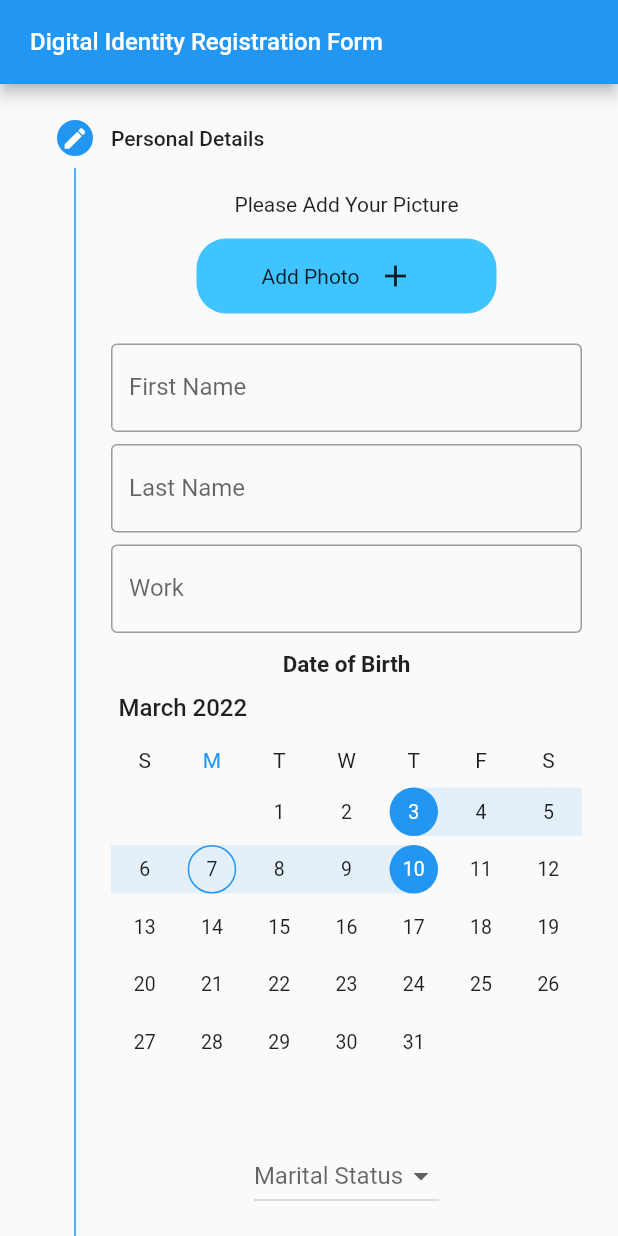
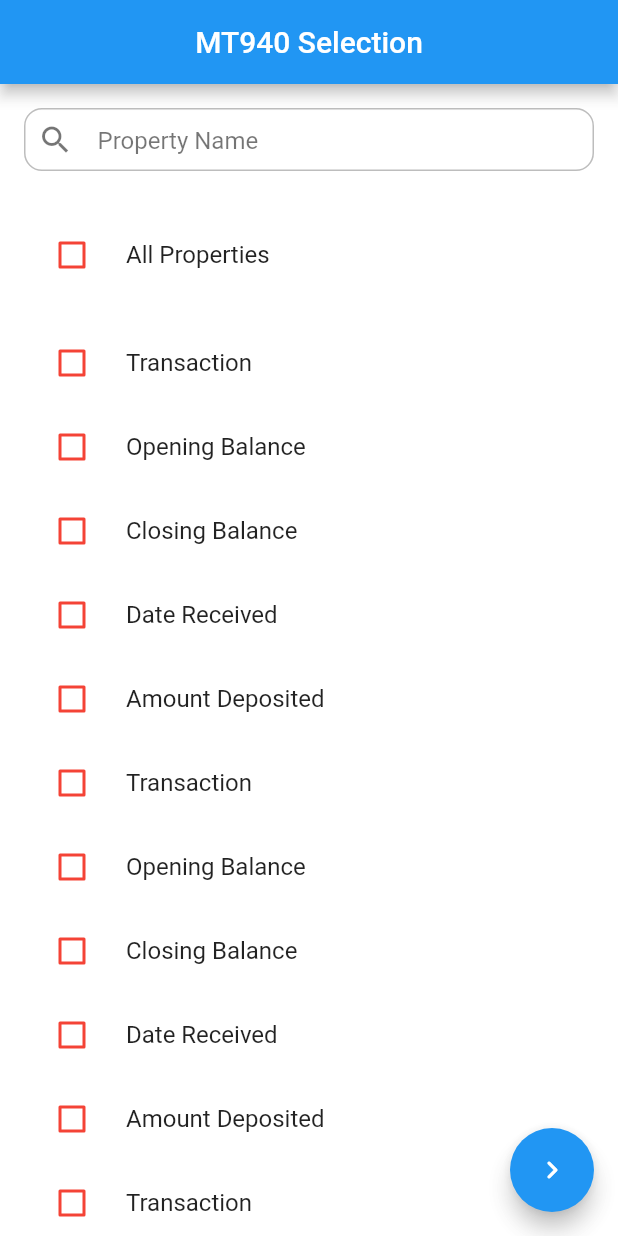
Before and after one commit to DavidMtundi/DigitalIdentityFinalProject, a Flutter app: the screen it shows after launch, on a phone screen of 412 x 824 dp. Run offline on Flutter 3.47's test engine with Material 2 defaults, Android fonts, the phone set to English and light mode, and no system bars; drawn by our look-alikes of syncfusion_flutter_datepicker; our stand-ins replace cloud_firestore, firebase_auth, firebase_core, firebase_storage, fluttertoast, permission_handler and 1 more; missing offline and left inert: advance_image_picker, twilio_flutter; accounts and stored records are empty.

Commit message:
Added the Searchbox plus the selection

```diff
--- /dev/null
+++ b/jaziadigitalid/lib/Widgets/SearchWidget.dart
@@ -0,0 +1,60 @@
+import 'package:flutter/material.dart';
+
+class SearchWidget extends StatefulWidget {
+  final String text;
+  final ValueChanged<String> onChanged;
+  final String hintText;
+
+  const SearchWidget({
+    Key? key,
+    required this.text,
+    required this.onChanged,
+    required this.hintText,
+  }) : super(key: key);
+
+  @override
+  _SearchWidgetState createState() => _SearchWidgetState();
+}
+
+class _SearchWidgetState extends State<SearchWidget> {
+  final controller = TextEditingController();
+
+  @override
+  Widget build(BuildContext context) {
+    final styleActive = TextStyle(color: Colors.black);
+    final styleHint = TextStyle(color: Colors.black54);
+    final style = widget.text.isEmpty ? styleHint : styleActive;
+
+    return Container(
+      height: 42,
+      margin: const EdgeInsets.fromLTRB(16, 16, 16, 16),
+      decoration: BoxDecoration(
+        borderRadius: BorderRadius.circular(12),
+        color: Colors.white,
+        border: Border.all(color: Colors.black26),
+      ),
+      padding: const EdgeInsets.symmetric(horizontal: 8),
+      child: TextField(
+        controller: controller,
+        decoration: InputDecoration(
+          icon: Icon(Icons.search, color: style.color),
+          suffixIcon: widget.text.isNotEmpty
+              ? GestureDetector(
+                  child: Icon(Icons.close, color: style.color),
+                  onTap: () {
+                    controller.clear();
+                    widget.onChanged('');
+                    FocusScope.of(context).requestFocus(FocusNode());
+                  },
+                )
+              : null,
+          hintText: widget.hintText,
+          hintStyle: style,
+          border: InputBorder.none,
+        ),
+        style: style,
+        onChanged: widget.onChanged,
+      ),
+    );
+  }
+}
--- a/jaziadigitalid/lib/main.dart
+++ b/jaziadigitalid/lib/main.dart
@@ -4,6 +4,8 @@ import 'package:advance_image_picker/advance_image_picker.dart';
 import 'package:firebase_core/firebase_core.dart';
 import 'package:flutter/material.dart';
 import 'package:intl/intl.dart';
+import 'package:jaziadigitalid/mt940/mainscreen.dart';
+import 'package:jaziadigitalid/mt940/updatedscreens/MainPage.dart';
 import 'package:jaziadigitalid/multistageform.dart';
 
 void main() {
@@ -45,7 +47,8 @@ class FutureBuilderWidget extends StatelessWidget {
         if (snapshot.connectionState == ConnectionState.done) {
           //Navigator.pushReplacement(context,
           //  MaterialPageRoute(builder: (context) => LoginScreen()));
-          return DIRegister();
+          // return DIRegister();
+          return MainPage();
         }
 
         // Otherwise, show something whilst waiting for initialization to complete
@@ -144,6 +147,7 @@ class MyApp extends StatelessWidget {
     return MaterialApp(
       title: 'Flutter Demo',
       theme: ThemeData(
+        unselectedWidgetColor: Colors.red,
         // This is the theme of your application.
         //
         // Try running your application with "flutter run". You'll see the
--- /dev/null
+++ b/jaziadigitalid/lib/mt940/checkboxstates.dart
@@ -0,0 +1,36 @@
+class CheckBoxState {
+  final String title;
+  bool value;
+  CheckBoxState({
+    required this.title,
+    this.value = false,
+  });
+}
+
+final checkAllProperties = CheckBoxState(
+  title: "All Properties",
+);
+final allCheckedProperties = [];
+final allProperties = [
+  CheckBoxState(title: "Transaction"),
+  CheckBoxState(title: "Opening Balance"),
+  CheckBoxState(title: "Closing Balance"),
+  CheckBoxState(title: "Date Received"),
+  CheckBoxState(title: "Amount Deposited"),
+  CheckBoxState(title: "Transaction"),
+  CheckBoxState(title: "Opening Balance"),
+  CheckBoxState(title: "Closing Balance"),
+  CheckBoxState(title: "Date Received"),
+  CheckBoxState(title: "Amount Deposited"),
+  CheckBoxState(title: "Transaction"),
+  CheckBoxState(title: "Opening Balance"),
+  CheckBoxState(title: "Closing Balance"),
+  CheckBoxState(title: "Date Received"),
+  CheckBoxState(title: "Amount Deposited"),
+  CheckBoxState(title: "Amount Deposited"),
+  CheckBoxState(title: "Transaction"),
+  CheckBoxState(title: "Opening Balance"),
+  CheckBoxState(title: "Closing Balance"),
+  CheckBoxState(title: "Date Received"),
+  CheckBoxState(title: "Amount Deposited")
+];
--- /dev/null
+++ b/jaziadigitalid/lib/mt940/updatedscreens/MainPage.dart
@@ -0,0 +1,132 @@
+import 'package:flutter/material.dart';
+import 'package:jaziadigitalid/Widgets/SearchWidget.dart';
+import 'package:jaziadigitalid/main.dart';
+import 'package:jaziadigitalid/mt940/Product.dart';
+import 'package:jaziadigitalid/mt940/checkboxstates.dart';
+
+class MainPage extends StatefulWidget {
+  MainPage({Key? key}) : super(key: key);
+
+  @override
+  State<MainPage> createState() => _MainPageState();
+}
+
+class _MainPageState extends State<MainPage> {
+  bool value = false;
+  String query = '';
+  late List<CheckBoxState> properties;
+  @override
+  void initState() {
+    // TODO: implement initState
+    super.initState();
+    properties = allProperties;
+  }
+
+  @override
+  Widget build(BuildContext context) {
+    return Scaffold(
+      appBar: AppBar(
+        title: const Text("MT940 Selection"),
+        centerTitle: true,
+      ),
+      backgroundColor: Colors.white70,
+      body: SingleChildScrollView(
+        child: Column(
+          children: [
+            buildSearch(),
+            ListView(
+              shrinkWrap: true,
+              physics: const NeverScrollableScrollPhysics(),
+              padding: const EdgeInsets.all(12),
+              children: [
+                buildGroupCheckbox(checkAllProperties),
+                const Divider(
+                  color: Colors.white,
+                ),
+                ...properties.map(buildSingleCheckbox).toList(),
+              ],
+            ),
+          ],
+        ),
+      ),
+      floatingActionButton: FloatingActionButton(
+          onPressed: () {
+            //navigate to the next page
+            printallchecked();
+          },
+          child: const Icon(Icons.navigate_next_rounded)),
+    );
+  }
+
+  void printallchecked() {
+    for (var item in allCheckedProperties) {
+      print(item);
+    }
+  }
+
+  Widget buildSearch() => SearchWidget(
+        text: query,
+        hintText: "Property Name ",
+        onChanged: searchProperty,
+      );
+  void searchProperty(String query) {
+    final propertysearch = allProperties.where((product) {
+      final tittlesearch = product.title.toLowerCase();
+      final searchlower = query.toLowerCase();
+      return tittlesearch.contains(searchlower);
+    }).toList();
+    setState(() {
+      this.query = query;
+      properties = propertysearch;
+    });
+  }
+
+  Widget buildSingleCheckbox(CheckBoxState checkbox) => CheckboxListTile(
+        controlAffinity: ListTileControlAffinity.leading,
+        activeColor: Colors.red,
+        title: Text(checkbox.title),
+        value: checkbox.value,
+        onChanged: (value) => setState(() {
+          checkbox.value = value!;
+          checkAllProperties.value =
+              allProperties.every((notification) => notification.value);
+          allCheckedProperties.contains(checkbox.title)
+              ? allCheckedProperties.remove(checkbox.title)
+              : allCheckedProperties.add(checkbox.title);
+          //  allCheckedProperties.add(checkbox.title);
+        }),
+      );
+  Widget buildGroupCheckbox(CheckBoxState checkbox) => CheckboxListTile(
+        controlAffinity: ListTileControlAffinity.leading,
+        activeColor: Colors.red,
+        title: Text(checkbox.title),
+        value: checkbox.value,
+        onChanged: toggleGroupCheckBox,
+      );
+  void toggleGroupCheckBox(bool? value) {
+    if (value == null) {
+      return;
+    }
+    setState(() {
+      // setState(() {
+      checkAllProperties.value = value;
+      for (var property in allProperties) {
+        property.value = value;
+      }
+      if (value == true) {
+        for (var property in allProperties) {
+          setState(() {
+            allCheckedProperties.contains(property.title)
+                ? null
+                : allCheckedProperties.add(property.title);
+          });
+        }
+      } else {
+        setState(() {
+          allCheckedProperties.clear();
+        });
+      }
+      // });
+    });
+  }
+}
--- a/jaziadigitalid/lib/multistageform.dart
+++ b/jaziadigitalid/lib/multistageform.dart
@@ -6,6 +6,7 @@ import 'package:fluttertoast/fluttertoast.dart';
 import 'package:intl/intl.dart';
 import 'package:jaziadigitalid/Functions/constants.dart';
 import 'package:jaziadigitalid/Functions/firebasefunc.dart';
+import 'package:jaziadigitalid/Widgets/InputField.dart';
 import 'package:permission_handler/permission_handler.dart';
 import 'package:syncfusion_flutter_datepicker/datepicker.dart';
 
@@ -18,10 +19,13 @@ class DIRegister extends StatefulWidget {
 
 class _DIRegisterState extends State<DIRegister> {
   int _activeStepIndex = 0;
-  final personaldetails = GlobalKey<FormState>();
-  final parentaldetails = GlobalKey<FormState>();
-  final locationdetails = GlobalKey<FormState>();
-  final voucherdetails = GlobalKey<FormState>();
+
+  final List<GlobalKey<FormState>> _formKeys = [
+    GlobalKey<FormState>(),
+    GlobalKey<FormState>(),
+    GlobalKey<FormState>(),
+    GlobalKey<FormState>()
+  ];
 
 //person's details
   TextEditingController firstname = TextEditingController();
@@ -56,11 +60,15 @@ class _DIRegisterState extends State<DIRegister> {
 
   String _selectedVoucher = "Voucher Type";
 
-  TextEditingController _textFieldController = TextEditingController();
+  final TextEditingController _textFieldController = TextEditingController();
 
   /// The method for [DateRangePickerSelectionChanged] callback, which will be
   /// called whenever a selection changed on the date picker widget.
   void _onSelectionChanged(DateRangePickerSelectionChangedArgs args) {
+    if (_formKeys[_activeStepIndex].currentState!.validate()) {
+      setState(() {
+        // isloading =true;
+      });
       setState(() {
         if (args.value is PickerDateRange) {
           _range = '${DateFormat('dd/MM/yyyy').format(args.value.startDate)} -'
@@ -78,6 +86,7 @@ class _DIRegisterState extends State<DIRegister> {
         }
       });
     }
+  }
 
   List<Step> stepList() => [
         Step(
@@ -85,7 +94,7 @@ class _DIRegisterState extends State<DIRegister> {
           isActive: _activeStepIndex >= 0,
           title: const Text('Personal Details'),
           content: Form(
-            key: personaldetails,
+            key: _formKeys[0],
             child: Column(
               children: [
                 Center(
@@ -169,33 +178,15 @@ class _DIRegisterState extends State<DIRegister> {
                 const SizedBox(
                   height: 20,
                 ),
-                TextField(
-                  controller: firstname,
-                  decoration: const InputDecoration(
-                    border: OutlineInputBorder(),
-                    labelText: 'First Name',
-                  ),
-                ),
+                EditText(title: "First Name", textEditingController: firstname),
                 const SizedBox(
                   height: 8,
                 ),
-                TextField(
-                  controller: lastname,
-                  decoration: const InputDecoration(
-                    border: OutlineInputBorder(),
-                    labelText: 'Last Name',
-                  ),
-                ),
+                EditText(title: "Last Name", textEditingController: lastname),
                 const SizedBox(
                   height: 8,
                 ),
-                TextField(
-                  controller: work,
-                  decoration: const InputDecoration(
-                    border: OutlineInputBorder(),
-                    labelText: 'Work',
-                  ),
-                ),
+                EditText(title: "Work", textEditingController: work),
                 const SizedBox(
                   height: 12,
                 ),
@@ -236,47 +227,31 @@ class _DIRegisterState extends State<DIRegister> {
           isActive: _activeStepIndex >= 0,
           title: const Text('Parental Details'),
           content: Form(
-            key: parentaldetails,
+            key: _formKeys[1],
             child: Container(
               child: Column(
                 children: [
-                  TextField(
-                    controller: fathername,
-                    decoration: const InputDecoration(
-                      border: OutlineInputBorder(),
-                      labelText: 'Full Father Name',
-                    ),
-                  ),
+                  EditText(
+                      title: "Father's Name",
+                      textEditingController: fathername),
                   const SizedBox(
                     height: 8,
                   ),
-                  TextField(
-                    controller: mothername,
-                    decoration: const InputDecoration(
-                      border: OutlineInputBorder(),
-                      labelText: 'Full Mother Name',
-                    ),
-                  ),
+                  EditText(
+                      title: "Mother's Name",
+                      textEditingController: mothername),
                   const SizedBox(
                     height: 8,
                   ),
-                  TextField(
-                    controller: grandfathername,
-                    decoration: const InputDecoration(
-                      border: OutlineInputBorder(),
-                      labelText: 'Full GrandFather Name',
-                    ),
-                  ),
+                  EditText(
+                      title: "GrandFather Name",
+                      textEditingController: grandfathername),
                   const SizedBox(
                     height: 8,
                   ),
-                  TextField(
-                    controller: grandmothername,
-                    decoration: const InputDecoration(
-                      border: OutlineInputBorder(),
-                      labelText: 'Full Grandmother Name',
-                    ),
-                  ),
+                  EditText(
+                      title: "GrandMother Name",
+                      textEditingController: grandmothername),
                   const SizedBox(
                     height: 8,
                   ),
@@ -291,40 +266,26 @@ class _DIRegisterState extends State<DIRegister> {
             isActive: _activeStepIndex >= 1,
             title: const Text('Location Address'),
             content: Form(
-              key: locationdetails,
+              key: _formKeys[2],
               child: Container(
                 child: Column(
                   children: [
                     const SizedBox(
                       height: 8,
                     ),
-                    TextField(
-                      controller: location,
-                      decoration: const InputDecoration(
-                        border: OutlineInputBorder(),
-                        labelText: ' Location',
-                      ),
-                    ),
+                    EditText(
+                        title: "Location", textEditingController: location),
                     const SizedBox(
                       height: 8,
                     ),
-                    TextField(
-                      controller: sublocation,
-                      decoration: const InputDecoration(
-                        border: OutlineInputBorder(),
-                        labelText: 'Sub Location',
-                      ),
-                    ),
+                    EditText(
+                        title: "Sub Location",
+                        textEditingController: sublocation),
                     const SizedBox(
                       height: 8,
                     ),
-                    TextField(
-                      controller: village,
-                      decoration: const InputDecoration(
-                        border: OutlineInputBorder(),
-                        labelText: 'Village',
-                      ),
-                    ),
+                    EditText(
+                        title: "Village Name", textEditingController: village),
                     const SizedBox(
                       height: 8,
                     ),
@@ -337,7 +298,7 @@ class _DIRegisterState extends State<DIRegister> {
           isActive: _activeStepIndex >= 0,
           title: const Text('Voucher Details'),
           content: Form(
-            key: voucherdetails,
+            key: _formKeys[3],
             child: Container(
               child: Column(
                 children: [
@@ -358,24 +319,15 @@ class _DIRegisterState extends State<DIRegister> {
                   const SizedBox(
                     height: 12,
                   ),
-                  TextField(
-                    controller: voucheruniqueid,
-                    decoration: const InputDecoration(
-                      border: OutlineInputBorder(),
-                      labelText: 'Voucher Uniquie Id',
-                    ),
-                  ),
+                  EditText(
+                      title: "Voucher ID",
+                      textEditingController: voucheruniqueid),
                   const SizedBox(
                     height: 8,
                   ),
-                  TextField(
-                    controller: voucherpassword,
-                    obscureText: true,
-                    decoration: const InputDecoration(
-                      border: OutlineInputBorder(),
-                      labelText: 'Voucher Password',
-                    ),
-                  ),
+                  EditText(
+                      title: "Voucher Password",
+                      textEditingController: voucherpassword),
                 ],
               ),
             ),
```
Also changed, not shown: jaziadigitalid/lib/Widgets/InputField.dart (added, +63 -0 lines), jaziadigitalid/lib/mt940/Item.dart (added, +53 -0 lines), jaziadigitalid/lib/mt940/Product.dart (added, +34 -0 lines), jaziadigitalid/lib/mt940/mainscreen.dart (added, +93 -0 lines). Lines whose indentation alone changed are shown as unchanged.
